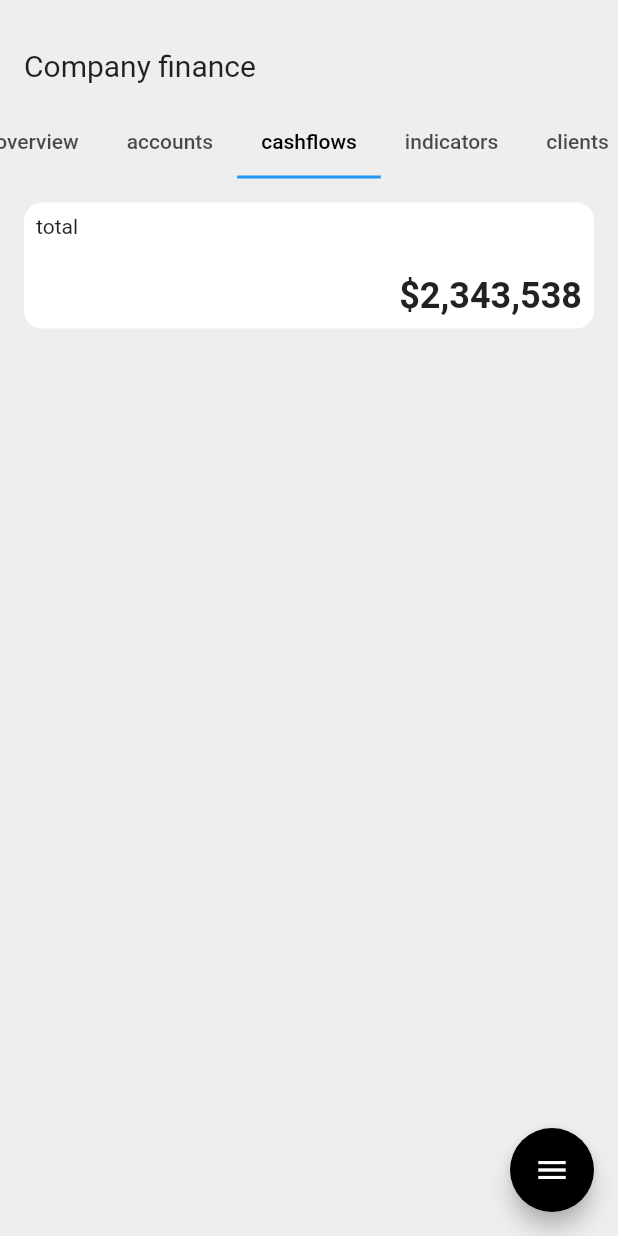
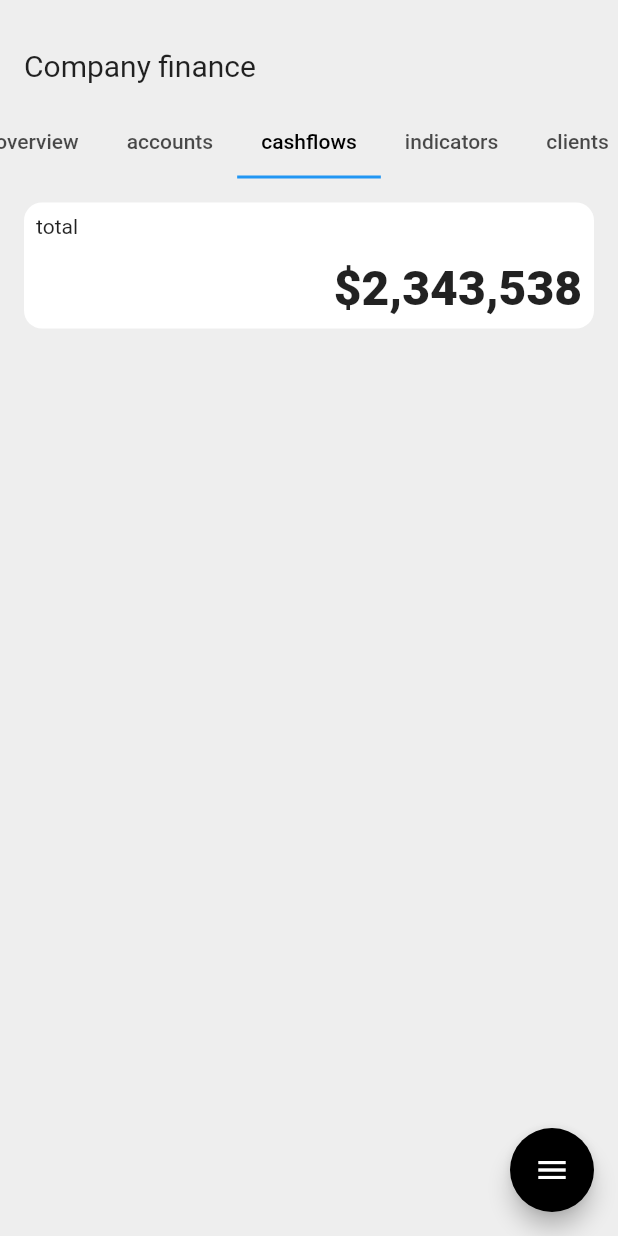
Before and after one commit to JAICHANGPARK/flutter_notebook_19th_story, a Flutter app: the screen it shows after launch, tab 3 chosen, on a phone screen of 412 x 824 dp. Run offline on Flutter 3.47's test engine with Material 2 defaults, Android fonts, the phone set to English and light mode, and no system bars; our stand-ins replace cached_network_image, countup, fl_chart, flutter_riverpod, freezed_annotation, smooth_page_indicator and 1 more.

Commit message:
Update biz_main_page.dart

```diff
--- a/lib/ep1136_business_assistance_app/src/ui/biz_main_page.dart
+++ b/lib/ep1136_business_assistance_app/src/ui/biz_main_page.dart
@@ -111,8 +111,8 @@ class _BizMainPageState extends State<BizMainPage> with SingleTickerProviderStat
                                   child: Text(
                                     "\$2,343,538",
                                     style: TextStyle(
-                                      fontSize: 24,
-                                      fontWeight: FontWeight.bold,
+                                      fontSize: 32,
+                                      fontWeight: FontWeight.w800,
                                     ),
                                   ),
                                   right: 8,
```
